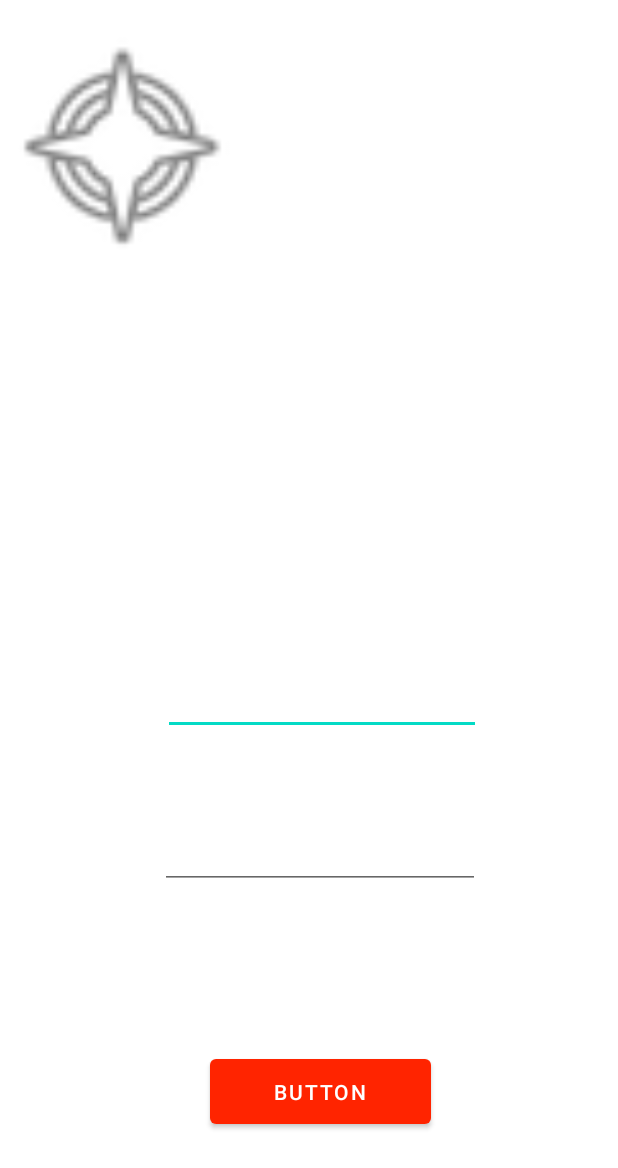
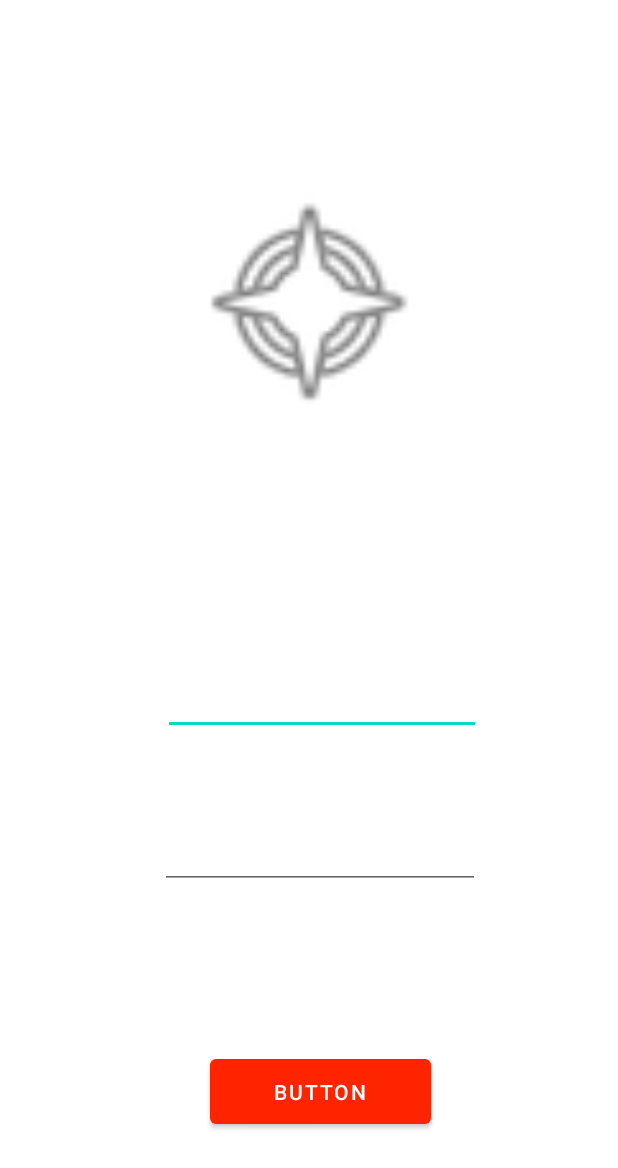
Before and after one commit to lizNe/pumpItUp, an Android app: the layout activity_login.xml on its own in the app's theme, with its tools: preview values and no code run, on a phone screen of 412 x 824 dp. Shown: the top 1168 px of the screen. Run offline under Robolectric (Android 15) with nearby library versions, the phone set to English and light mode, and no system bars.

```diff
--- a/app/src/main/AndroidManifest.xml
+++ b/app/src/main/AndroidManifest.xml
@@ -14,7 +14,7 @@
         android:theme="@style/Theme.PumpItUp"
         tools:targetApi="31">
         <activity
-            android:name=".activities.PumpListActivity"
+            android:name=".activities.LoginActivity"
             android:exported="true">
             <intent-filter>
                 <action android:name="android.intent.action.MAIN" />
@@ -22,6 +22,10 @@
                 <category android:name="android.intent.category.LAUNCHER" />
             </intent-filter>
         </activity>
+
+        <activity android:name=".activities.PumpListActivity">
+        </activity>
+
 
         <activity android:name=".activities.MainActivity">
             <meta-data
--- a/app/src/main/res/layout/activity_login.xml
+++ b/app/src/main/res/layout/activity_login.xml
@@ -46,7 +46,10 @@
         android:id="@+id/imageView"
         android:layout_width="163dp"
         android:layout_height="194dp"
-        app:srcCompat="@android:drawable/ic_menu_compass"
-        tools:layout_editor_absoluteX="124dp"
-        tools:layout_editor_absoluteY="137dp" />
+        app:layout_constraintBottom_toBottomOf="parent"
+        app:layout_constraintEnd_toEndOf="parent"
+        app:layout_constraintStart_toStartOf="parent"
+        app:layout_constraintTop_toTopOf="parent"
+        app:layout_constraintVertical_bias="0.165"
+        app:srcCompat="@android:drawable/ic_menu_compass" />
 </androidx.constraintlayout.widget.ConstraintLayout>
--- a/app/src/main/res/menu/menu_main.xml
+++ b/app/src/main/res/menu/menu_main.xml
@@ -8,9 +8,5 @@
         android:title="@string/menu_addPump"
         app:showAsAction="always" />
 
-    <item
-        android:id="@+id/item_cancel"
-        android:title="@string/activity_cancelAddPump"
-        app:showAsAction="always"/>
 
 </menu>
```
Also changed, not shown: app/build.gradle (+1 -20 lines), app/src/main/java/ie/setu/pumpitup/activities/MainActivity.kt (+18 -8 lines), app/src/main/java/ie/setu/pumpitup/activities/PumpListActivity.kt (+20 -3 lines), app/src/main/java/ie/setu/pumpitup/models/PumpItMemStore.kt (+35 -1 lines), app/src/main/java/ie/setu/pumpitup/models/PumpModel.kt (+0 -24 lines), app/src/main/res/drawable/logo.jpg (added), app/src/main/res/drawable/logo0.jpg (added), app/src/main/res/drawable/logo01.jpg (added), app/src/main/res/drawable/logo1.jpg (added).
